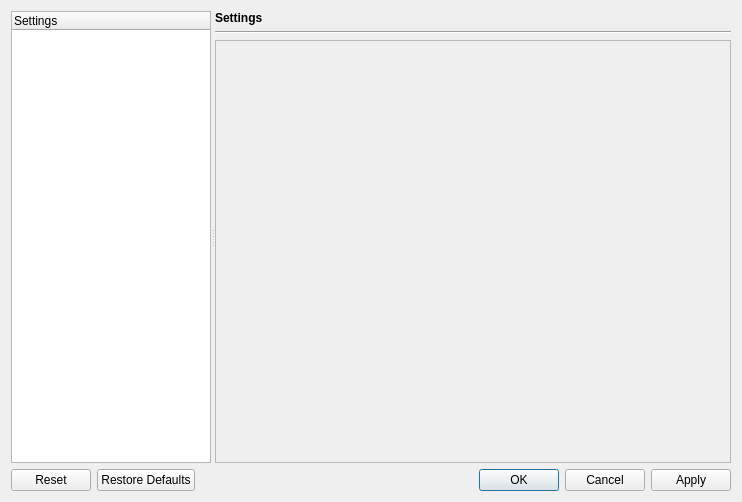
This is src/qtui/ui/settingsdlg.ui in quassel/quassel as Qt 5 draws it before an edit. The edited form follows.
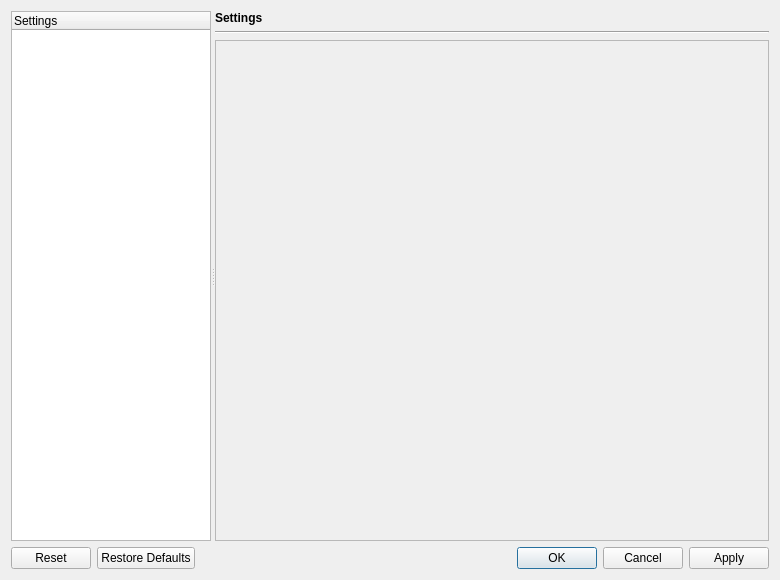
This is the edited form. The open tabs and pages were chosen to show the change.

What changed in the file:
```diff
--- a/src/qtui/ui/settingsdlg.ui
+++ b/src/qtui/ui/settingsdlg.ui
@@ -5,13 +5,15 @@
    <rect>
     <x>0</x>
     <y>0</y>
-    <width>742</width>
-    <height>502</height>
+    <width>780</width>
+    <height>580</height>
    </rect>
   </property>
   <property name="windowTitle" >
    <string/>
   </property>
+  <layout class="QVBoxLayout" >
+   <item>
   <layout class="QVBoxLayout" >
    <item>
     <widget class="QSplitter" name="splitter" >
@@ -67,7 +69,7 @@
          <property name="frameShadow" >
           <enum>QFrame::Raised</enum>
          </property>
-         <layout class="QHBoxLayout" >
+           <layout class="QVBoxLayout" >
           <item>
            <widget class="QStackedWidget" name="settingsStack" >
             <widget class="QWidget" name="page_3" />
@@ -90,6 +92,8 @@
       <set>QDialogButtonBox::Apply|QDialogButtonBox::Cancel|QDialogButtonBox::NoButton|QDialogButtonBox::Ok|QDialogButtonBox::Reset|QDialogButtonBox::RestoreDefaults</set>
      </property>
     </widget>
+     </item>
+    </layout>
    </item>
   </layout>
  </widget>
```
Left out of the diff: 12 changed lines with no effect on the pictures. Lines whose indentation alone changed are shown as unchanged.
